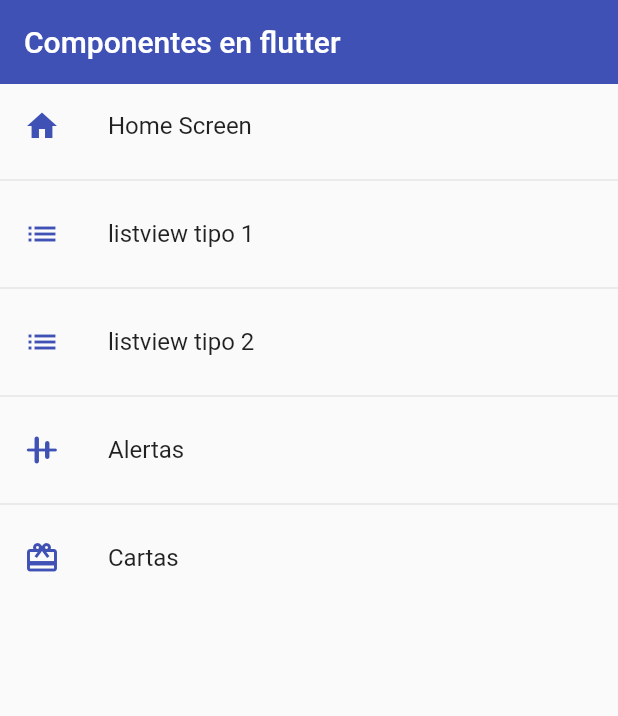
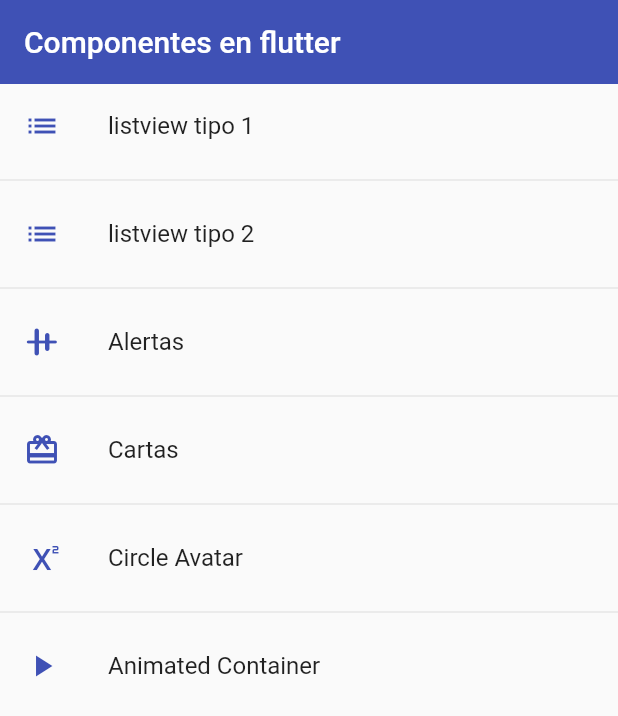
Before and after one commit to jarp8/fl_components, a Flutter app: the screen it shows after launch, on a phone screen of 412 x 824 dp. Shown: the top 716 px of the screen. Run offline on Flutter 3.47's test engine with Material 2 defaults, Android fonts, the phone set to English and light mode, and no system bars.

```diff
--- a/lib/router/app_routes.dart
+++ b/lib/router/app_routes.dart
@@ -8,11 +8,11 @@ class AppRoutes {
 
   static final menuOptions = <MenuOption>[
     //TODO: borrar home
-    MenuOption(
-        route: 'home',
-        nombre: 'Home Screen',
-        screen: const HomeScreen(),
-        icon: Icons.home),
+    // MenuOption(
+    //     route: 'home',
+    //     nombre: 'Home Screen',
+    //     screen: const HomeScreen(),
+    //     icon: Icons.home),
     MenuOption(
         route: 'listview1',
         nombre: 'listview tipo 1',
@@ -33,10 +33,22 @@ class AppRoutes {
         nombre: 'Cartas',
         screen: const CardScreen(),
         icon: Icons.card_giftcard),
+    MenuOption(
+        route: 'avatar',
+        nombre: 'Circle Avatar',
+        screen: const AvatarScreen(),
+        icon: Icons.superscript),
+    MenuOption(
+        route: 'animated',
+        nombre: 'Animated Container',
+        screen: const AnimatedScreen(),
+        icon: Icons.play_arrow),
   ];
 
   static Map<String, Widget Function(BuildContext)> getAppRoutes() {
     Map<String, Widget Function(BuildContext)> appRoutes = {};
+
+    appRoutes.addAll({'home': (_) => const HomeScreen()});
 
     for (final option in menuOptions) {
       appRoutes.addAll({option.route: (_) => option.screen});
--- a/lib/screens/screens.dart
+++ b/lib/screens/screens.dart
@@ -1,4 +1,6 @@
 export 'package:fl_components/screens/alert_screen.dart';
+export 'package:fl_components/screens/animated_screen.dart';
+export 'package:fl_components/screens/avatar_screen.dart';
 export 'package:fl_components/screens/card_screen.dart';
 export 'package:fl_components/screens/home_screen.dart';
 export 'package:fl_components/screens/listview1_screen.dart';
--- a/lib/theme/app_theme.dart
+++ b/lib/theme/app_theme.dart
@@ -17,5 +17,18 @@ class AppTheme {
     textButtonTheme: TextButtonThemeData(
       style: TextButton.styleFrom(primary: Colors.indigo),
     ),
+
+    //FloatingActionsButtons
+    floatingActionButtonTheme:
+        const FloatingActionButtonThemeData(backgroundColor: primary),
+
+    //ElevatedButton
+    elevatedButtonTheme: ElevatedButtonThemeData(
+      style: ElevatedButton.styleFrom(
+        primary: primary,
+        shape: const StadiumBorder(),
+        elevation: 5,
+      ),
+    ),
   );
 }
```
Also changed, not shown: lib/screens/alert_screen.dart (+67 -2 lines), lib/screens/animated_screen.dart (added, +53 -0 lines), lib/screens/avatar_screen.dart (added, +30 -0 lines).
